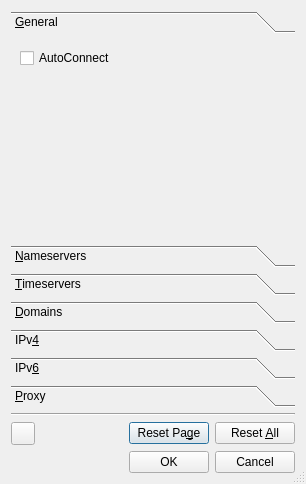
Qt form apps/cmstapp/code/peditor/ui/peditor.ui (andrew-bibb/cmst) before a commit.
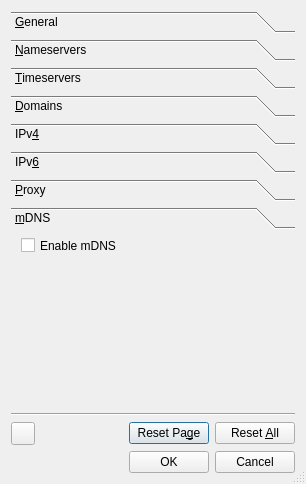
The same form after that commit. The open tabs and pages were chosen to show the change.

Commit message: added option for user to enable or disable nDNS

```diff
--- a/apps/cmstapp/code/peditor/ui/peditor.ui
+++ b/apps/cmstapp/code/peditor/ui/peditor.ui
@@ -28,7 +28,7 @@
         <x>0</x>
         <y>0</y>
         <width>288</width>
-        <height>192</height>
+        <height>163</height>
        </rect>
       </property>
       <attribute name="label">
@@ -546,6 +546,27 @@
        </layout>
       </widget>
      </widget>
+     <widget class="QWidget" name="mDNS">
+      <attribute name="label">
+       <string>&amp;mDNS</string>
+      </attribute>
+      <widget class="QCheckBox" name="checkBox_mdns">
+       <property name="geometry">
+        <rect>
+         <x>10</x>
+         <y>0</y>
+         <width>281</width>
+         <height>21</height>
+        </rect>
+       </property>
+       <property name="whatsThis">
+        <string>&lt;html&gt;&lt;head/&gt;&lt;body&gt;&lt;p&gt;Check to enable mDNS.  Note that mDNS requires a DNS backend which supports it.&lt;/p&gt;&lt;p&gt;&lt;br/&gt;&lt;/p&gt;&lt;/body&gt;&lt;/html&gt;</string>
+       </property>
+       <property name="text">
+        <string>Enable mDNS </string>
+       </property>
+      </widget>
+     </widget>
     </widget>
    </item>
    <item>
```
Left out of the diff: 14 changed lines with no effect on the pictures. The commit also changes 3 other files.
